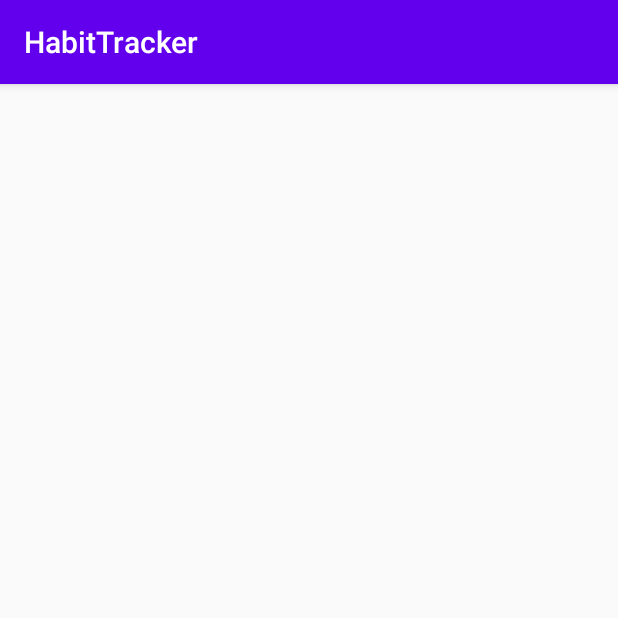
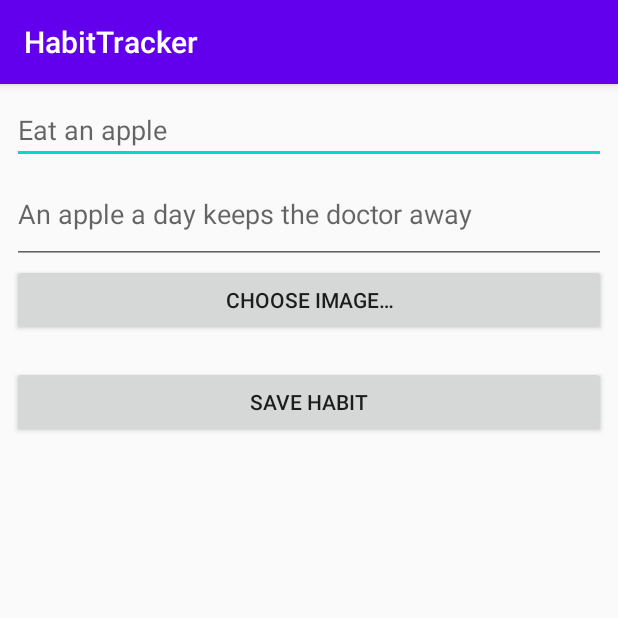
Before and after one commit to svenschmidt75/KotlinForAndroid, an Android app: the CreateHabitActivity screen opened directly, with no data from a screen before it, on a phone screen of 412 x 824 dp, the top half of it. Run offline under Robolectric (Android 15) with nearby library versions, the phone set to English and light mode, and no system bars.

Commit message:
layout for create new habit

```diff
--- a/app/src/main/res/layout/activity_create_habit.xml
+++ b/app/src/main/res/layout/activity_create_habit.xml
@@ -1,9 +1,54 @@
 <?xml version="1.0" encoding="utf-8"?>
 <LinearLayout xmlns:android="http://schemas.android.com/apk/res/android"
     xmlns:tools="http://schemas.android.com/tools"
+    android:padding="8dp"
+    android:orientation="vertical"
     android:layout_width="match_parent"
     android:layout_height="match_parent"
     tools:context=".CreateHabitActivity">
 
+    <EditText
+        android:id="@+id/et_title"
+        android:hint="@string/eat_an_apple"
+        android:layout_width="match_parent"
+        android:layout_height="wrap_content"
+        android:autofillHints="false"
+        android:inputType="text" />
+
+    <EditText
+        android:id="@+id/et_descr"
+        android:inputType="textMultiLine"
+        android:lines="2"
+        android:hint="@string/apple_descr"
+        android:layout_width="match_parent"
+        android:layout_height="wrap_content"
+        android:autofillHints="false" />
+
+    <Button
+        android:id="@+id/btn_choose_image"
+        android:text="@string/choose_image"
+        android:layout_width="match_parent"
+        android:layout_height="wrap_content" />
+
+    <ImageView
+        android:id="@+id/iv_image"
+        android:layout_gravity="center_horizontal"
+        android:padding="10dp"
+        android:contentDescription="@string/selected_image"
+        android:layout_width="wrap_content"
+        android:layout_height="wrap_content" />
+
+    <Button
+        android:id="@+id/btn_save"
+        android:text="@string/save_habit"
+        android:layout_width="match_parent"
+        android:layout_height="wrap_content" />
+
+    <TextView
+        android:id="@+id/tv_error"
+        android:visibility="invisible"
+        android:textColor="#E53935"
+        android:layout_width="match_parent"
+        android:layout_height="wrap_content" />
 
 </LinearLayout>
--- a/app/src/main/res/values/strings.xml
+++ b/app/src/main/res/values/strings.xml
@@ -2,4 +2,9 @@
     <string name="app_name">HabitTracker</string>
     <string name="habit_icon">Habit icon</string>
     <string name="begin_habit">Begin new habit…</string>
+    <string name="eat_an_apple">Eat an apple</string>
+    <string name="apple_descr">An apple a day keeps the doctor away</string>
+    <string name="choose_image">Choose image…</string>
+    <string name="selected_image">Selected image</string>
+    <string name="save_habit">Save habit</string>
 </resources>
```
